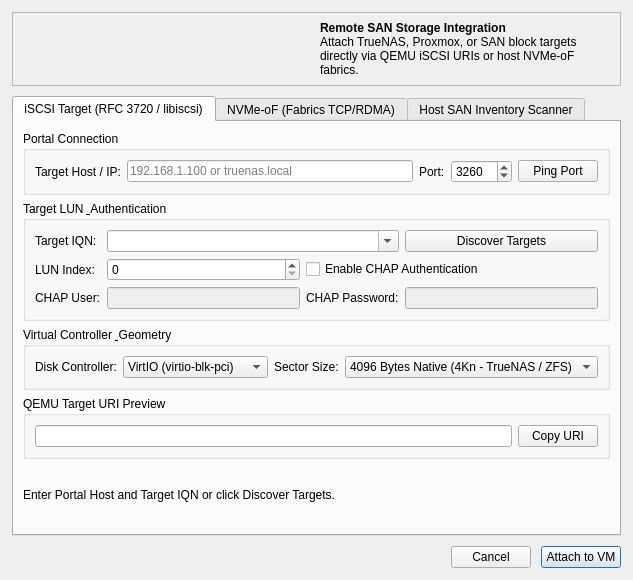
This is src/SAN_Storage_Dialog.ui in chronic8000/aqemu as Qt 5 draws it before an edit. The edited form follows.
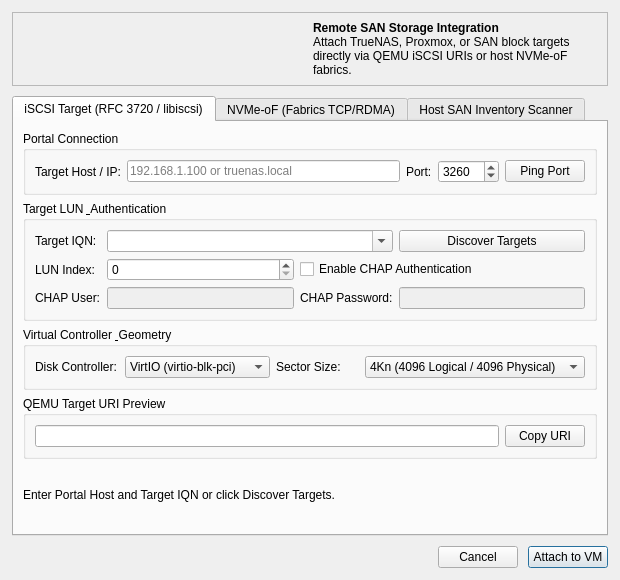
This is the edited form. Icons and pictures are not drawn.

What changed in the file:
```diff
--- a/src/SAN_Storage_Dialog.ui
+++ b/src/SAN_Storage_Dialog.ui
@@ -273,7 +273,7 @@
            <widget class="QComboBox" name="combo_iSCSI_Sector">
             <item>
              <property name="text">
-              <string>4096 Bytes Native (4Kn - TrueNAS / ZFS)</string>
+              <string>4Kn (4096 Logical / 4096 Physical)</string>
              </property>
             </item>
             <item>
```
Left out of the diff: 6 changed lines with no effect on the pictures.
